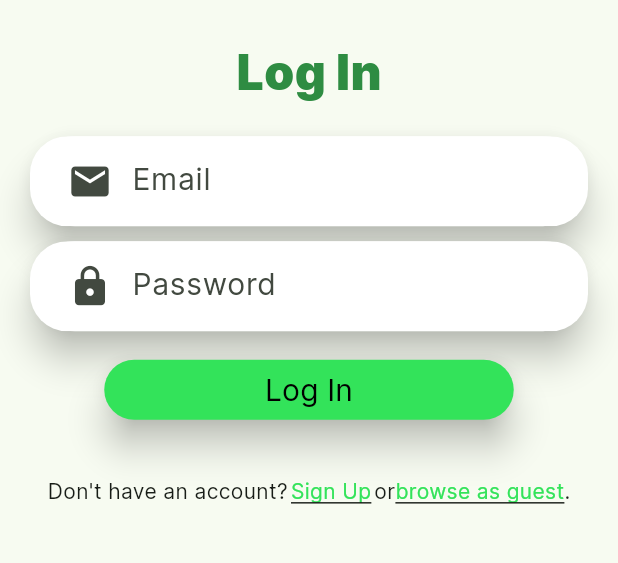
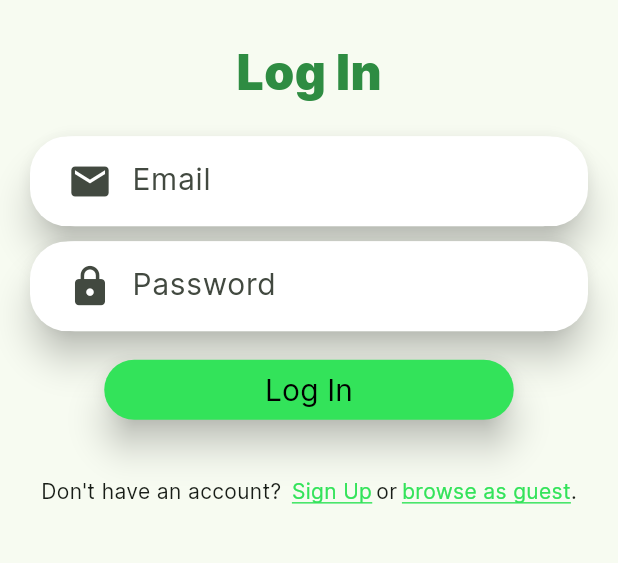
Before and after one commit to hddifent/cs342-project, a Flutter app: the screen it shows after launch, on a phone screen of 412 x 824 dp, the part 376-939 px from its top. Run offline on Flutter 3.47's test engine with Material 3 defaults, Android fonts, the phone set to English and light mode, and no system bars; our stand-ins replace cloud_firestore, firebase_auth, firebase_core, firebase_storage, flutter_rating_bar, geolocator and 2 more; accounts and stored records are empty.

Commit message:
Modify page_log_in.dart

```diff
--- a/lib/app_pages/page_log_in.dart
+++ b/lib/app_pages/page_log_in.dart
@@ -159,13 +159,15 @@ class _LogInPageState extends State<LogInPage> {
     return Row(
       mainAxisAlignment: MainAxisAlignment.center,
       children: <Widget>[
-        const Text('Don\'t have an account?'),
+        const Text('Don\'t have an account? '),
 
-        textButton('Sign Up', Alignment.center, 57.5,
+        textButton('Sign Up', Alignment.center, 59,
           () => _pushPage(const SignUpPage(), null)
         ),
 
         const Text('or'),
+
+        const SizedBox(width: 3),
 
         textButton('browse as guest', Alignment.centerRight, 110,
           () => _pushPage(const MainMask(), null)
--- a/lib/widgets/text_button.dart
+++ b/lib/widgets/text_button.dart
@@ -10,6 +10,7 @@ Widget textButton(String text, Alignment alignment,
         style: const TextStyle(
           color: AppPalette.green,
           decoration: TextDecoration.underline,
+          decorationColor: AppPalette.green
         )
       ),
       MaterialButton(
```
